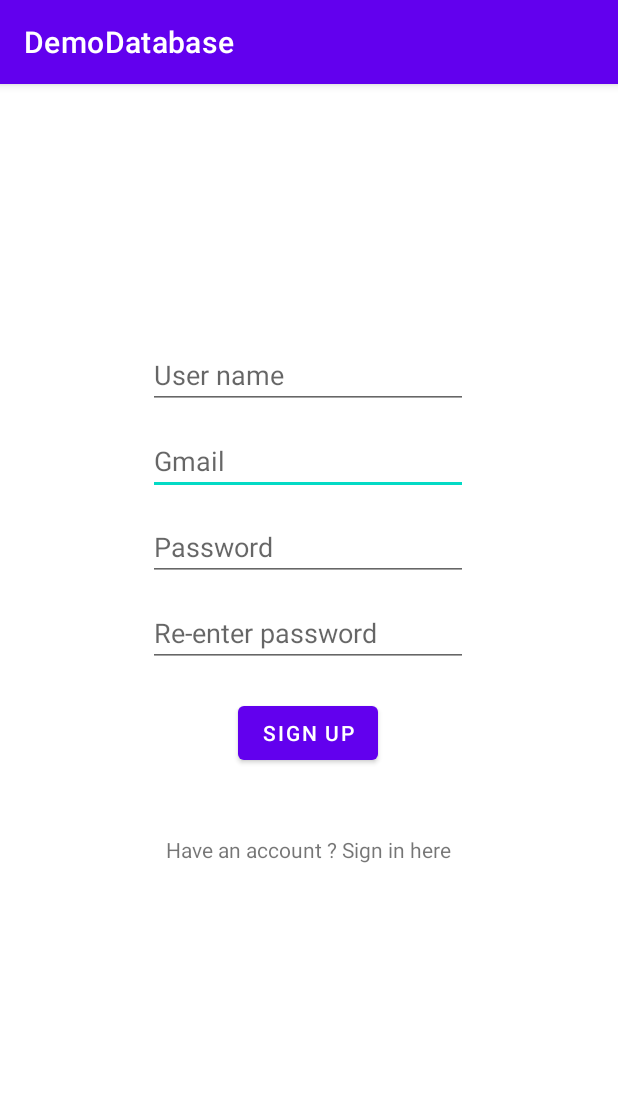
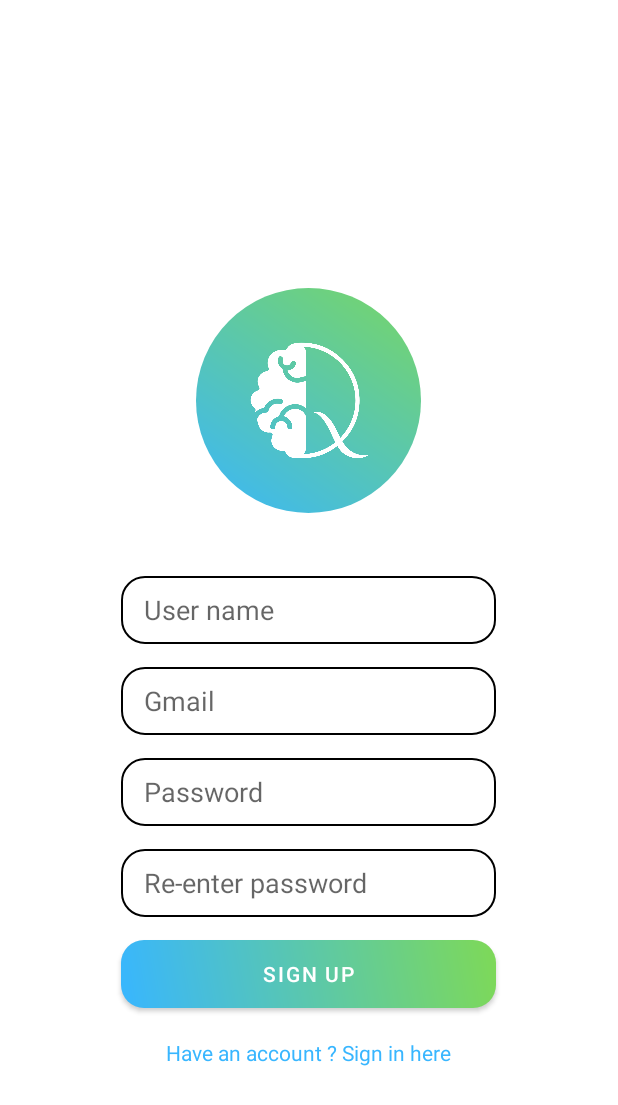
Before and after one commit to nghng/FirestorageTesting, an Android app: the SignUpActivity screen opened directly, with no data from a screen before it, on a phone screen of 412 x 824 dp. Shown: the top 1105 px of the screen. Run offline under Robolectric (Android 15) with nearby library versions, the phone set to English and light mode, and no system bars; our stand-ins replace CircleImageView, Firebase (no records; nobody signed in at launch, a user with empty details on screens opened directly); libraries missing offline, so code that uses them is left out: org.checkerframework.checker.

Commit message:
Sign up Layout

```diff
--- a/app/src/main/java/com/example/demodatabase/SignUpActivity.java
+++ b/app/src/main/java/com/example/demodatabase/SignUpActivity.java
@@ -44,6 +44,7 @@ public class SignUpActivity extends AppCompatActivity {
     protected void onCreate(Bundle savedInstanceState) {
         super.onCreate(savedInstanceState);
         setContentView(R.layout.activity_sign_up);
+        getSupportActionBar().hide();
         init();
         bindingAction();
     }
--- a/app/src/main/res/layout/activity_sign_up.xml
+++ b/app/src/main/res/layout/activity_sign_up.xml
@@ -6,28 +6,44 @@
     android:layout_height="match_parent"
     tools:context=".SignUpActivity">
 
+    <de.hdodenhof.circleimageview.CircleImageView
+        android:id="@+id/circleImageView"
+        android:layout_width="150dp"
+        android:layout_height="150dp"
+        android:src="@drawable/logo"
+        app:layout_constraintBottom_toBottomOf="parent"
+        app:layout_constraintEnd_toEndOf="parent"
+        app:layout_constraintHorizontal_bias="0.498"
+        app:layout_constraintStart_toStartOf="parent"
+        app:layout_constraintTop_toTopOf="parent"
+        app:layout_constraintVertical_bias="0.285" />
+
     <EditText
         android:id="@+id/edt_gmail"
-        android:layout_width="wrap_content"
-        android:layout_height="wrap_content"
+        android:layout_width="250dp"
+        android:layout_height="45dp"
+        android:background="@drawable/edit_text_shape"
         android:ems="10"
         android:hint="Gmail"
         android:inputType="textPersonName"
+        android:paddingStart="15dp"
         app:layout_constraintBottom_toBottomOf="parent"
         app:layout_constraintEnd_toEndOf="parent"
-        app:layout_constraintHorizontal_bias="0.497"
+        app:layout_constraintHorizontal_bias="0.496"
         app:layout_constraintStart_toStartOf="parent"
         app:layout_constraintTop_toTopOf="parent"
-        app:layout_constraintVertical_bias="0.316" />
+        app:layout_constraintVertical_bias="0.571" />
 
     <Button
         android:id="@+id/btn_signUp"
-        android:layout_width="wrap_content"
-        android:layout_height="wrap_content"
-        android:layout_marginTop="20dp"
+        android:layout_width="250dp"
+        android:layout_height="45dp"
+        android:layout_marginTop="15dp"
+        android:background="@drawable/rounded_button"
         android:text="Sign up"
+        app:backgroundTint="@null"
         app:layout_constraintEnd_toEndOf="parent"
-        app:layout_constraintHorizontal_bias="0.498"
+        app:layout_constraintHorizontal_bias="0.496"
         app:layout_constraintStart_toStartOf="parent"
         app:layout_constraintTop_toBottomOf="@+id/edt_rePassword" />
 
@@ -35,64 +51,73 @@
         android:id="@+id/textView_display"
         android:layout_width="wrap_content"
         android:layout_height="wrap_content"
-        android:layout_marginBottom="232dp"
+        android:layout_marginBottom="40dp"
         android:shadowColor="#EDE2E2"
         android:textColor="#CC1111"
         app:layout_constraintBottom_toBottomOf="parent"
         app:layout_constraintEnd_toEndOf="parent"
-        app:layout_constraintHorizontal_bias="0.496"
+        app:layout_constraintHorizontal_bias="0.498"
         app:layout_constraintStart_toStartOf="parent" />
 
     <EditText
         android:id="@+id/edt_password"
-        android:layout_width="wrap_content"
-        android:layout_height="wrap_content"
-        android:layout_marginTop="12dp"
+        android:layout_width="250dp"
+        android:layout_height="45dp"
+        android:layout_marginTop="15dp"
+        android:background="@drawable/edit_text_shape"
         android:ems="10"
         android:hint="Password"
         android:inputType="textPassword"
+        android:paddingStart="15dp"
         android:password="true"
         app:layout_constraintEnd_toEndOf="parent"
-        app:layout_constraintHorizontal_bias="0.497"
+        app:layout_constraintHorizontal_bias="0.496"
         app:layout_constraintStart_toStartOf="parent"
         app:layout_constraintTop_toBottomOf="@+id/edt_gmail" />
 
     <EditText
         android:id="@+id/edt_rePassword"
-        android:layout_width="wrap_content"
-        android:layout_height="wrap_content"
-        android:layout_marginTop="12dp"
+        android:layout_width="250dp"
+        android:layout_height="45dp"
+        android:layout_marginTop="15dp"
+        android:background="@drawable/edit_text_shape"
         android:ems="10"
         android:hint="Re-enter password"
         android:inputType="textPersonName"
+        android:paddingStart="15dp"
         android:password="true"
         app:layout_constraintEnd_toEndOf="parent"
-        app:layout_constraintHorizontal_bias="0.497"
+        app:layout_constraintHorizontal_bias="0.496"
         app:layout_constraintStart_toStartOf="parent"
         app:layout_constraintTop_toBottomOf="@+id/edt_password" />
 
     <EditText
         android:id="@+id/edt_username"
-        android:layout_width="wrap_content"
-        android:layout_height="wrap_content"
-        android:layout_marginBottom="12dp"
+        android:layout_width="250dp"
+        android:layout_height="45dp"
+        android:layout_marginBottom="15dp"
+        android:background="@drawable/edit_text_shape"
         android:ems="10"
         android:hint="User name"
         android:inputType="textPersonName"
+        android:paddingStart="15dp"
         app:layout_constraintBottom_toTopOf="@+id/edt_gmail"
         app:layout_constraintEnd_toEndOf="parent"
-        app:layout_constraintHorizontal_bias="0.497"
-        app:layout_constraintStart_toStartOf="parent" />
+        app:layout_constraintHorizontal_bias="0.496"
+        app:layout_constraintStart_toStartOf="parent"
+        app:layout_constraintTop_toBottomOf="@+id/circleImageView"
+        app:layout_constraintVertical_bias="1.0" />
 
     <TextView
         android:id="@+id/tv_toLogIn"
         android:layout_width="wrap_content"
         android:layout_height="wrap_content"
-        android:layout_marginBottom="248dp"
+        android:layout_marginTop="20dp"
         android:text="Have an account ? Sign in here"
-        app:layout_constraintBottom_toBottomOf="parent"
+        android:textColor="@color/primary_1"
         app:layout_constraintEnd_toEndOf="parent"
-        app:layout_constraintHorizontal_bias="0.498"
-        app:layout_constraintStart_toStartOf="parent" />
+        app:layout_constraintHorizontal_bias="0.497"
+        app:layout_constraintStart_toStartOf="parent"
+        app:layout_constraintTop_toBottomOf="@+id/btn_signUp" />
 
 </androidx.constraintlayout.widget.ConstraintLayout>
```
